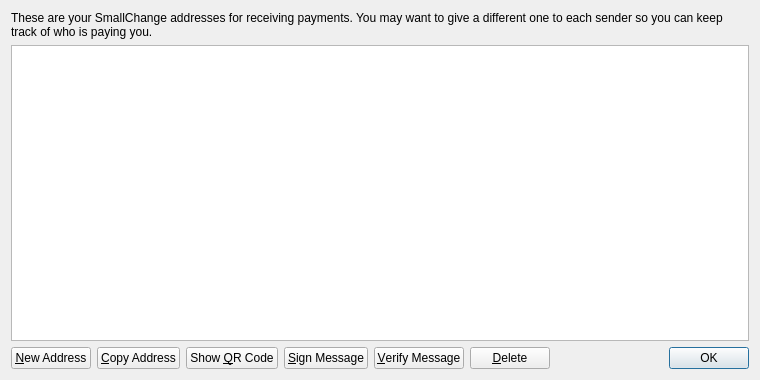
Before: the Qt Designer form src/qt/forms/addressbookpage.ui in ootraktoroo/kakacoin, drawn with Qt 5.
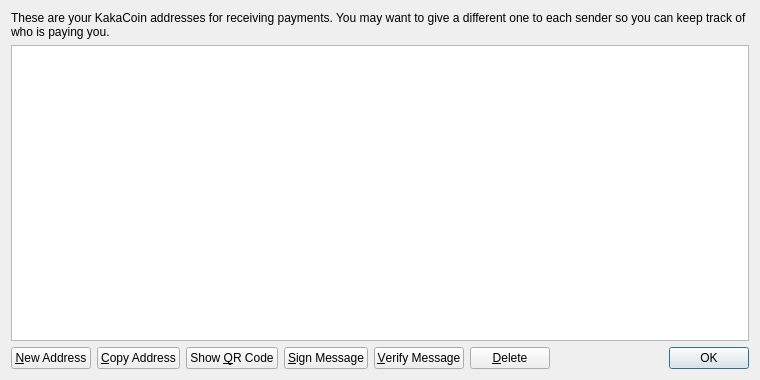
After: the same form once the commit is applied. Icons and pictures are not drawn.

What changed in the file:
```diff
--- a/src/qt/forms/addressbookpage.ui
+++ b/src/qt/forms/addressbookpage.ui
@@ -17,7 +17,7 @@
    <item>
     <widget class="QLabel" name="labelExplanation">
      <property name="text">
-      <string>These are your SmallChange addresses for receiving payments. You may want to give a different one to each sender so you can keep track of who is paying you.</string>
+      <string>These are your KakaCoin addresses for receiving payments. You may want to give a different one to each sender so you can keep track of who is paying you.</string>
      </property>
      <property name="textFormat">
       <enum>Qt::PlainText</enum>
```
